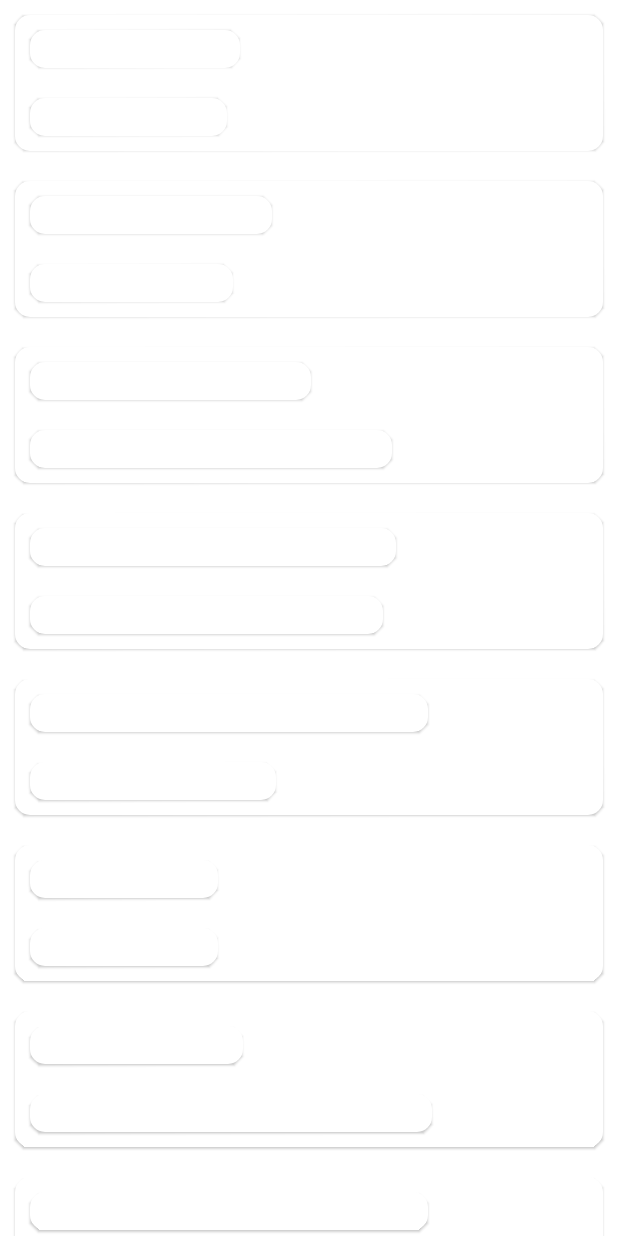
After one commit to Hcnc100/NullSiteApp, an Android app built with Jetpack Compose: the composable LoadingScreenEmail shown on its own in the app's theme, on a phone screen of 412 x 824 dp. The commit adds this screen. Run offline under Robolectric (Android 15) with nearby library versions, the phone set to English and light mode, and no system bars; our stand-ins replace Shimmer; 6 statements that could not run were skipped.

Commit message:
adding load screen in project screen and email screen

```diff
--- a/app/src/main/java/com/nullpointer/nullsiteadmin/ui/screens/contact/EmailScreen.kt
+++ b/app/src/main/java/com/nullpointer/nullsiteadmin/ui/screens/contact/EmailScreen.kt
@@ -18,6 +18,7 @@ import androidx.core.net.toUri
 import androidx.hilt.navigation.compose.hiltViewModel
 import com.nullpointer.nullsiteadmin.R
 import com.nullpointer.nullsiteadmin.core.states.Resource
+import com.nullpointer.nullsiteadmin.core.utils.shareViewModel
 import com.nullpointer.nullsiteadmin.models.EmailContact
 import com.nullpointer.nullsiteadmin.presentation.EmailsViewModel
 import com.nullpointer.nullsiteadmin.ui.interfaces.ActionRootDestinations
@@ -32,7 +33,7 @@ import com.ramcosta.composedestinations.annotation.Destination
 @Destination
 @Composable
 fun EmailScreen(
-    emailsVM: EmailsViewModel= hiltViewModel(LocalContext.current as ComponentActivity),
+    emailsVM: EmailsViewModel= shareViewModel(),
     emailScreenState: SimpleScreenState = rememberSimpleScreenState(),
     actionRootDestinations: ActionRootDestinations
 ) {
@@ -49,7 +50,7 @@ fun EmailScreen(
                 textEmpty = stringResource(R.string.message_error_contact),
                 modifier = Modifier.padding(paddingValues)
             )
-            Resource.Loading -> {}
+            Resource.Loading -> LoadingScreenEmail(Modifier.padding(paddingValues))
             is Resource.Success -> {
                 if (listEmails.data.isEmpty()) {
                     AnimationScreen(
--- /dev/null
+++ b/app/src/main/java/com/nullpointer/nullsiteadmin/ui/screens/contact/LoadingScreenEmail.kt
@@ -0,0 +1,45 @@
+package com.nullpointer.nullsiteadmin.ui.screens.contact
+
+import androidx.compose.foundation.layout.*
+import androidx.compose.foundation.rememberScrollState
+import androidx.compose.foundation.shape.RoundedCornerShape
+import androidx.compose.foundation.verticalScroll
+import androidx.compose.material.Card
+import androidx.compose.runtime.Composable
+import androidx.compose.ui.Modifier
+import androidx.compose.ui.unit.dp
+import com.valentinilk.shimmer.shimmer
+
+@Composable
+fun LoadingScreenEmail(modifier: Modifier = Modifier) {
+    Column(modifier = modifier.verticalScroll(rememberScrollState())) {
+        repeat(10) {
+            val randomWidth = (100..300)
+            Card(
+                modifier = Modifier
+                    .padding(10.dp)
+                    .fillMaxWidth(),
+                shape = RoundedCornerShape(10.dp)
+            ) {
+                Column(modifier.padding(10.dp)) {
+                    FakeText(width = randomWidth.random())
+                    Spacer(modifier = Modifier.padding(10.dp))
+                    FakeText(width = randomWidth.random())
+                }
+            }
+        }
+    }
+}
+
+@Composable
+private fun FakeText(
+    width:Int,
+) {
+    Card(
+        modifier = Modifier
+            .width(width.dp)
+            .height(25.dp)
+            .shimmer(),
+        shape = RoundedCornerShape(10.dp)
+    ) {}
+}
--- a/app/src/main/java/com/nullpointer/nullsiteadmin/ui/screens/project/ProjectScreen.kt
+++ b/app/src/main/java/com/nullpointer/nullsiteadmin/ui/screens/project/ProjectScreen.kt
@@ -34,9 +34,11 @@ fun ProjectScreen(
     projectScreenState: SimpleScreenState = rememberSimpleScreenState()
 ) {
     val stateListProject by projectVM.listProject.collectAsState()
+
     LaunchedEffect(key1 = Unit) {
         projectVM.messageErrorProject.collect(projectScreenState::showSnackMessage)
     }
+
     Scaffold(
         scaffoldState = projectScreenState.scaffoldState
     ) {
@@ -46,7 +48,7 @@ fun ProjectScreen(
                 textEmpty = stringResource(R.string.message_error_project),
                 modifier = Modifier.padding(it)
             )
-            Resource.Loading -> {}
+            Resource.Loading -> LoadingProgressScreen(Modifier.padding(it))
             is Resource.Success -> ListProjects(
                 listProject = listProject.data,
                 modifier = Modifier.padding(it),
```
Also changed, not shown: app/src/main/java/com/nullpointer/nullsiteadmin/ui/screens/project/LoadingProjectScreen.kt (added, +47 -0 lines).
